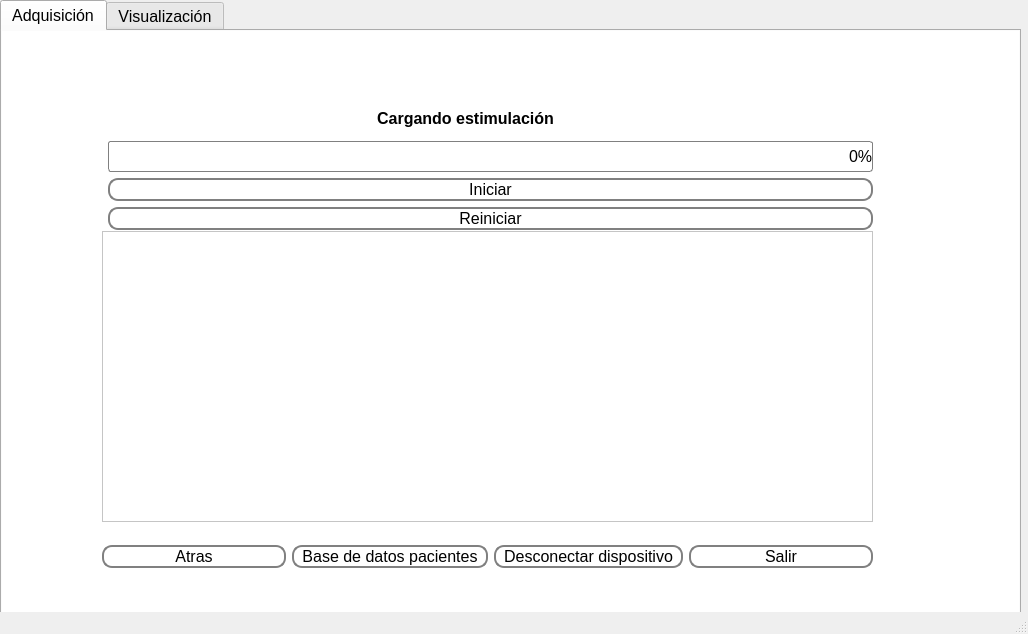
Qt form interface/ViAT/Adquisicion_accion.ui (vhenaoi/OpenBCI_acquisition_python_ViAT) before a commit.
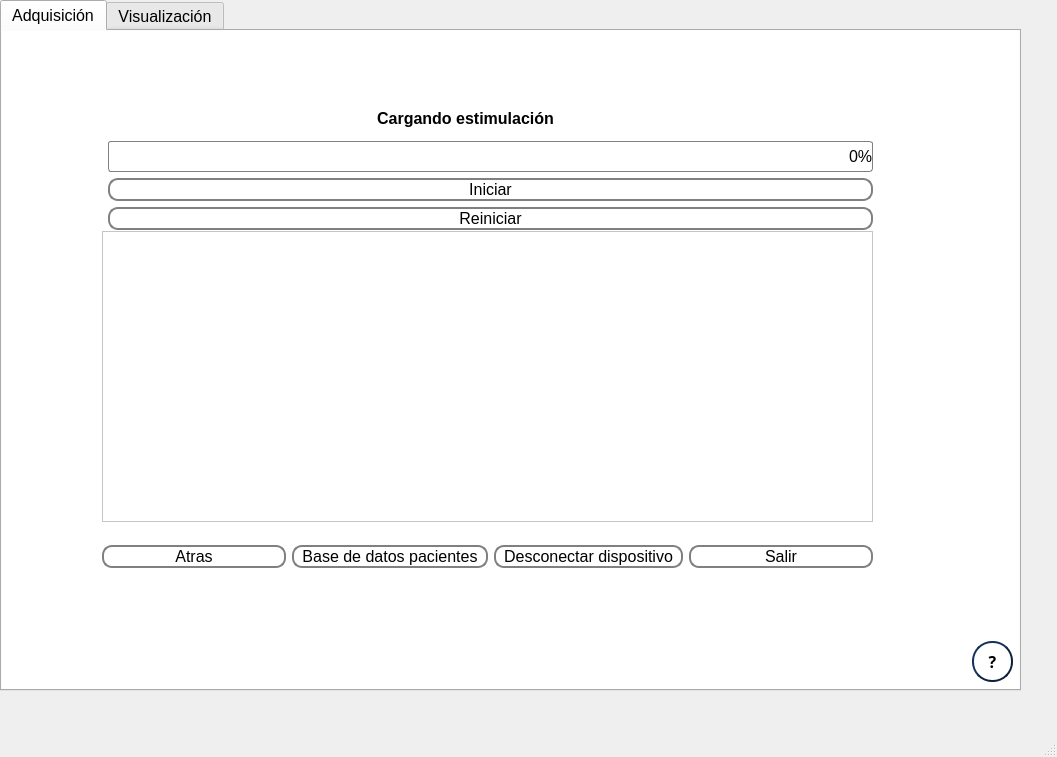
The same form after that commit. Custom widgets are drawn as their Qt base class.

The edit to the form file:
```diff
--- a/interface/ViAT/Adquisicion_accion.ui
+++ b/interface/ViAT/Adquisicion_accion.ui
@@ -6,8 +6,8 @@
    <rect>
     <x>0</x>
     <y>0</y>
-    <width>1028</width>
-    <height>634</height>
+    <width>1057</width>
+    <height>757</height>
    </rect>
   </property>
   <property name="windowTitle">
```
Left out of the diff: 76 changed lines with no effect on the pictures.
